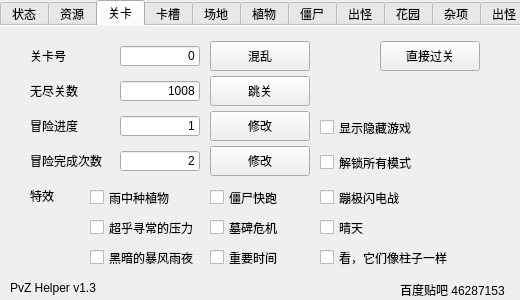
This is src/mainwindow.ui in CarrotFish/PvZHelper-Mac as Qt 5 draws it before an edit. The edited form follows.
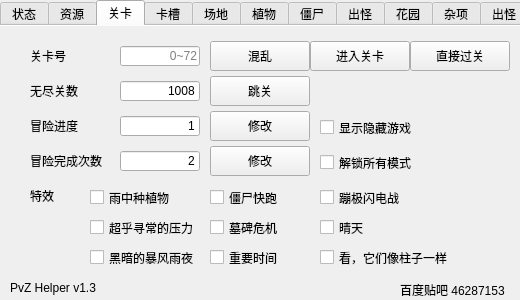
This is the edited form. The open tabs and pages were chosen to show the change.

Commit message: add "Level"->"Enter Level"

What changed in the file:
```diff
--- a/src/mainwindow.ui
+++ b/src/mainwindow.ui
@@ -787,11 +787,14 @@
        <set>Qt::ImhDigitsOnly</set>
       </property>
       <property name="text">
-       <string>0</string>
+       <string/>
       </property>
       <property name="alignment">
        <set>Qt::AlignRight|Qt::AlignTrailing|Qt::AlignVCenter</set>
       </property>
+      <property name="placeholderText">
+       <string>0~72</string>
+      </property>
      </widget>
      <widget class="QLabel" name="label_7">
       <property name="geometry">
@@ -876,7 +879,7 @@
       </property>
       <property name="geometry">
        <rect>
-        <x>380</x>
+        <x>410</x>
         <y>15</y>
         <width>100</width>
         <height>30</height>
@@ -1138,6 +1141,22 @@
        <string>解锁所有模式</string>
       </property>
      </widget>
+     <widget class="QPushButton" name="StartLevel">
+      <property name="geometry">
+       <rect>
+        <x>310</x>
+        <y>15</y>
+        <width>100</width>
+        <height>30</height>
+       </rect>
+      </property>
+      <property name="text">
+       <string>进入关卡</string>
+      </property>
+      <property name="autoDefault">
+       <bool>true</bool>
+      </property>
+     </widget>
     </widget>
     <widget class="QWidget" name="tab_3">
      <attribute name="title">
```
The commit also changes 5 other files.
